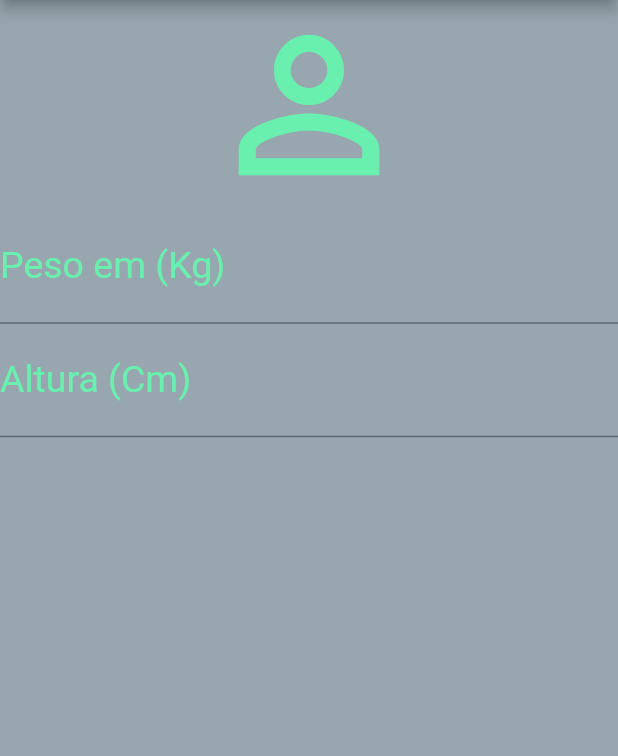
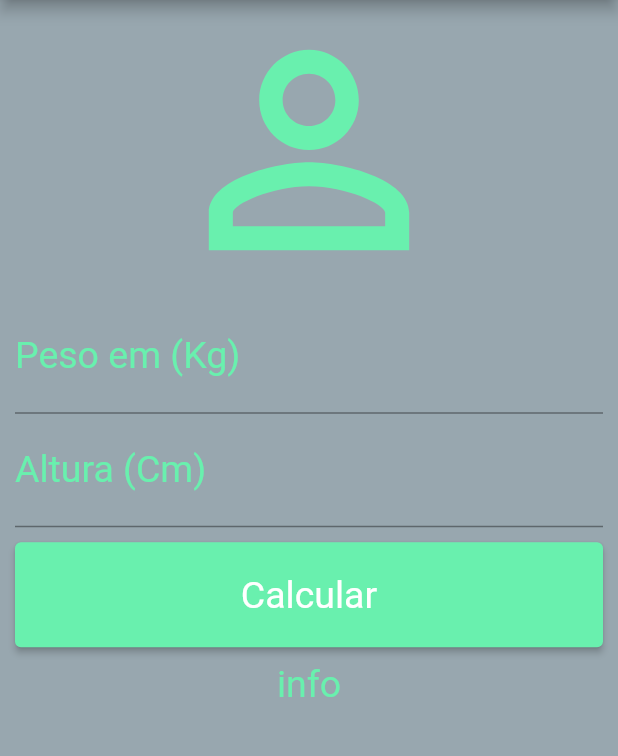
Before and after one commit to Marvingms7/calculadora_de_imc, a Flutter app: the screen it shows after launch, on a phone screen of 412 x 824 dp, the part 84-840 px from its top. Run offline on Flutter 3.47's test engine with Material 2 defaults, Android fonts, the phone set to English and light mode, and no system bars.

Commit message:
Update main.dart

```diff
--- a/lib/main.dart
+++ b/lib/main.dart
@@ -26,13 +26,15 @@ class _HomeState extends State<Home> {
         ],
       ),
       backgroundColor: const Color.fromARGB(255, 152, 167, 175),
-      body: Column(
+      body: SingleChildScrollView(
+        padding: const EdgeInsets.fromLTRB(10.0, 0.0, 10.0, 0.0),
+        child: Column(
           crossAxisAlignment: CrossAxisAlignment.stretch,
           // ignore: prefer_const_literals_to_create_immutables
           children: [
             const Icon(
               Icons.person_outline_outlined,
-            size: 140.0,
+              size: 200.0,
               color: Colors.greenAccent,
             ),
             const TextField(
@@ -51,8 +53,29 @@ class _HomeState extends State<Home> {
               ),
               textAlign: TextAlign.center,
               style: TextStyle(color: Colors.greenAccent, fontSize: 25.0),
-          )
+            ),
+            Padding(
+              padding: const EdgeInsets.only(top: 10.0, bottom: 10.0),
+              child: SizedBox(
+                height: 70.0,
+                child: ElevatedButton(
+                  onPressed: () {},
+                  style: ButtonStyle(
+                      backgroundColor:
+                          MaterialStateProperty.all(Colors.greenAccent),
+                      textStyle: MaterialStateProperty.all(
+                          const TextStyle(fontSize: 25.0))),
+                  child: const Text('Calcular'),
+                ),
+              ),
+            ),
+            const Text(
+              'info',
+              textAlign: TextAlign.center,
+              style: TextStyle(color: Colors.greenAccent, fontSize: 25.0),
+            ),
           ],
+        ),
       ),
     );
   }
```
Lines whose indentation alone changed are shown as unchanged.
